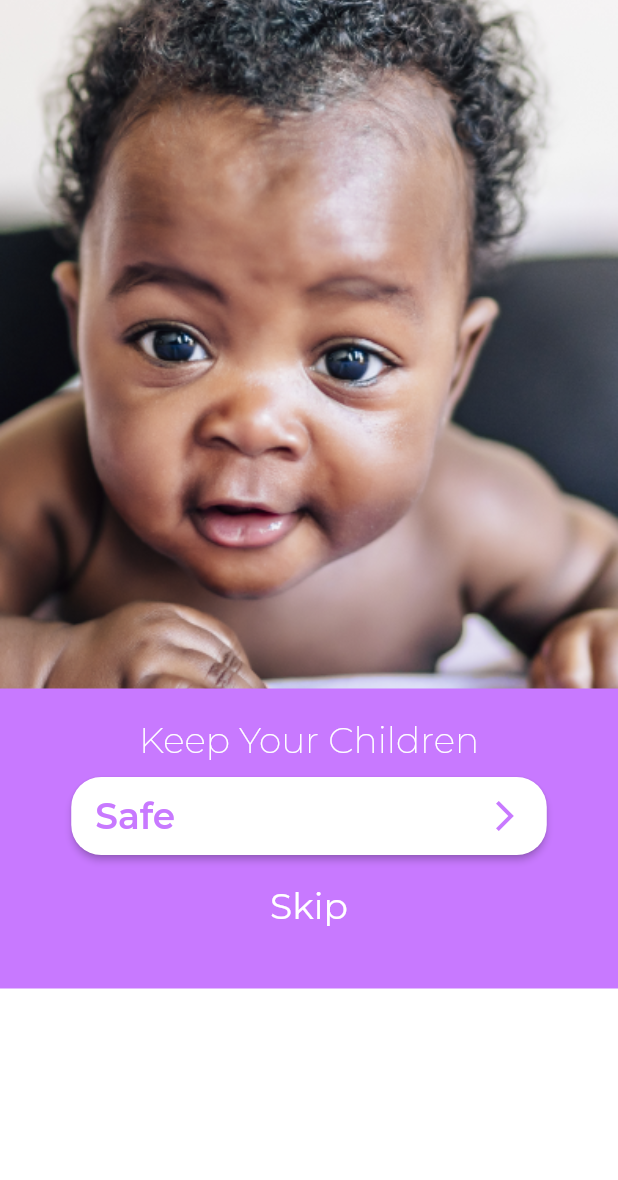
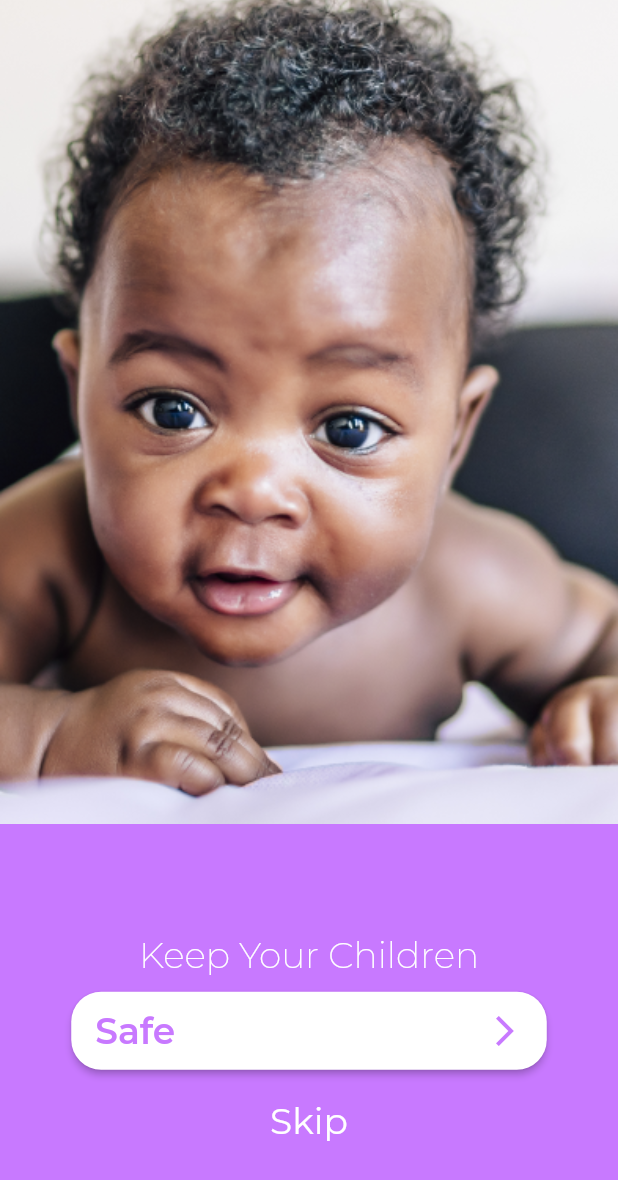
Before and after one commit to MaxTrent/immune_africa, a Flutter app: the screen it shows after launch, on a phone screen of 412 x 824 dp. Shown: the top 1180 px of the screen. Run offline on Flutter 3.47's test engine with Material 2 defaults, Android fonts, the phone set to English and light mode, and no system bars; our stand-ins replace country_picker, csc_picker, firebase_core, flutter_svg, google_fonts; accounts and stored records are empty.

Commit message:
new screens

```diff
--- a/lib/providers/sign_up_provider.dart
+++ b/lib/providers/personal_signup_provider.dart
@@ -1,6 +1,6 @@
 import 'package:flutter/material.dart';
 
-class SignUpProvider extends ChangeNotifier{
+class PersonalSignUpProvider extends ChangeNotifier{
   bool _visible = false;
   bool get visible => _visible;
 
--- a/lib/providers/providers.dart
+++ b/lib/providers/providers.dart
@@ -1 +1,2 @@
-export 'sign_up_provider.dart';
+export 'personal_signup_provider.dart';
+export 'sign_in_provider.dart';
--- a/lib/screens/country_choice.dart
+++ b/lib/screens/country_choice.dart
@@ -24,6 +24,7 @@ class _CountryChoiceState extends State<CountryChoice> {
         child: Center(
           child: Padding(
             padding: const EdgeInsets.only(top: 20.0),
+            child: SingleChildScrollView(
               child: Column(
                 crossAxisAlignment: CrossAxisAlignment.center,
                 children: [
@@ -51,7 +52,9 @@ class _CountryChoiceState extends State<CountryChoice> {
                   Image.asset('assets/map.png'),
                   const SizedBox(height: 70),
                   buildCountryPicker(context),
+                  SizedBox(height: 40,)
                 ],
+              ),
             ),
           ),
         ),
--- a/lib/screens/onboarding.dart
+++ b/lib/screens/onboarding.dart
@@ -11,6 +11,8 @@ class Onboarding extends StatelessWidget {
     return SafeArea(
       child: Scaffold(
         body: PageView(
+          allowImplicitScrolling: false,
+          physics: const NeverScrollableScrollPhysics(),
           scrollDirection: Axis.horizontal,
           controller: _controller,
           children: [
@@ -39,15 +41,18 @@ class OnboardingPage extends StatelessWidget {
     return Column(
       children: [
         SizedBox(
-            height: 459,
+            height: MediaQuery.of(context).size.height/1.5,
             width: MediaQuery.of(context).size.width,
             child: Image.asset(image,
             fit: BoxFit.cover,)),
-        Container(
-          height: 200,
+        Expanded(
+          child: Container(
+            height: MediaQuery.of(context).size.height/3,
             width: MediaQuery.of(context).size.width,
             color: Theme.of(context).primaryColor,
             child: Column(
+              crossAxisAlignment: CrossAxisAlignment.center,
+              mainAxisAlignment: MainAxisAlignment.center,
               children: [
                 const SizedBox(height: 20,),
                 Text('Keep Your Children',
@@ -87,6 +92,7 @@ class OnboardingPage extends StatelessWidget {
               ]
 
             ),
+          ),
         )
       ],
     );
--- a/lib/screens/screens.dart
+++ b/lib/screens/screens.dart
@@ -2,10 +2,11 @@ export 'splash_screen.dart';
 export 'onboarding.dart';
 export 'register_login.dart';
 export 'register_option.dart';
-export 'sign_up.dart';
+export 'individual_signup.dart';
 export 'email_verification.dart';
 export 'choose_language.dart';
 export 'choose_language.dart';
 export 'phone_registration.dart';
 export 'reg_success.dart';
 export 'sign_in.dart';
+export 'hospital_signup.dart';
```
Also changed, not shown: lib/providers/sign_in_provider.dart (added, +12 -0 lines), lib/screens/hospital_signup.dart (added, +12 -0 lines), lib/screens/individual_signup.dart (renamed from lib/screens/sign_up.dart, +10 -10 lines), lib/screens/sign_in.dart (+11 -11 lines). Lines whose indentation alone changed are shown as unchanged.
